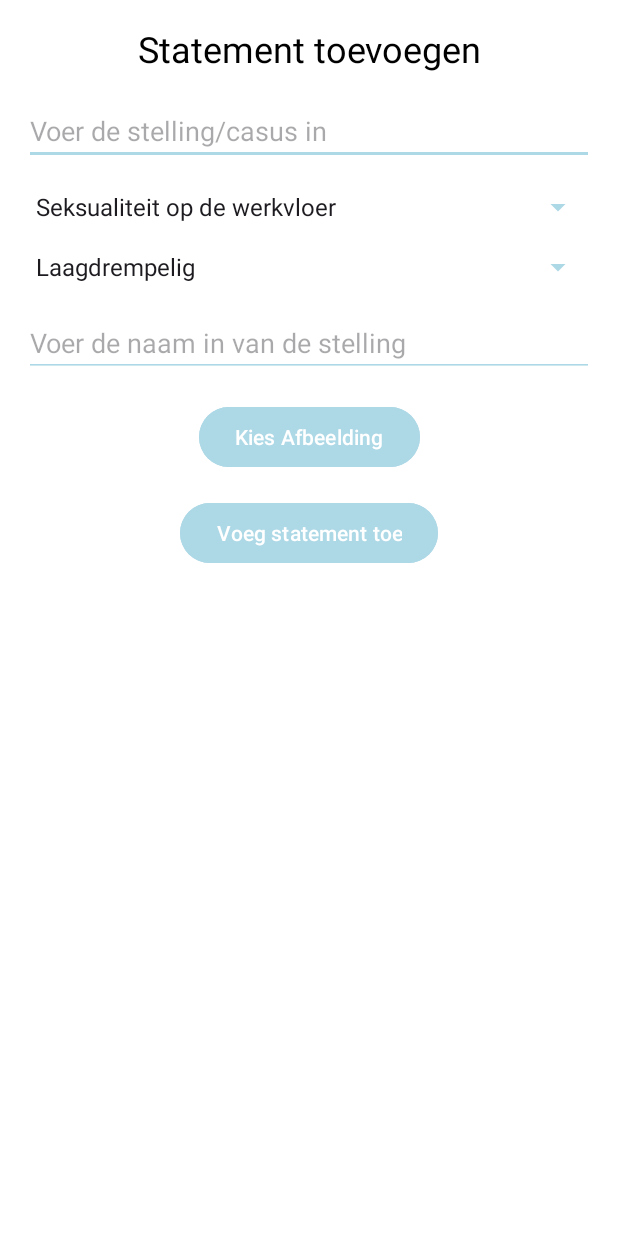
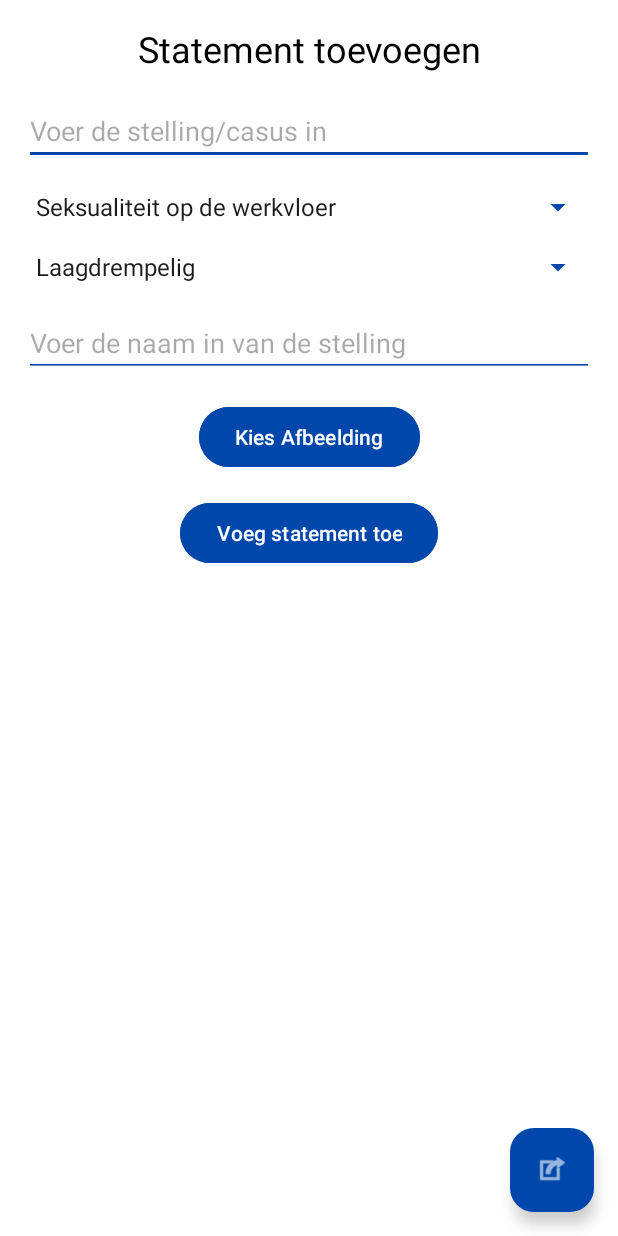
Before and after one commit to salimfenzar1/CodyAdmin, an Android app: the screen it shows after launch (MainActivity), on a phone screen of 412 x 824 dp. Run offline under Robolectric (Android 15) with nearby library versions, the phone set to English and light mode, and no system bars; our stand-ins replace Firebase (no records; nobody signed in at launch, a user with empty details on screens opened directly).

```diff
--- a/app/src/main/java/com/example/codyadmin/MainActivity.java
+++ b/app/src/main/java/com/example/codyadmin/MainActivity.java
@@ -26,6 +26,7 @@ import android.widget.Toast;
 import com.example.codyadmin.Model.Statement;
 import com.google.android.gms.tasks.OnFailureListener;
 import com.google.android.gms.tasks.OnSuccessListener;
+import com.google.android.material.floatingactionbutton.FloatingActionButton;
 import com.google.android.material.snackbar.Snackbar;
 import com.google.firebase.firestore.FirebaseFirestore;
 import com.google.firebase.storage.FirebaseStorage;
@@ -61,6 +62,7 @@ public class MainActivity extends AppCompatActivity {
         spinnerIntensity = findViewById(R.id.spinnerIntensity);
         buttonAddStatement = findViewById(R.id.buttonAddStatement);
         buttonChooseImage = findViewById(R.id.buttonChooseImage);
+        FloatingActionButton fabViewStatements = findViewById(R.id.fabViewStatements);
         db = FirebaseFirestore.getInstance();
 
         // Initialiseer de spinners
@@ -91,6 +93,14 @@ public class MainActivity extends AppCompatActivity {
                 chooseImage();
             }
         });
+        fabViewStatements.setOnClickListener(new View.OnClickListener() {
+            @Override
+            public void onClick(View v) {
+                Intent intent = new Intent(MainActivity.this, ViewStatementsActivity.class);
+                startActivity(intent);
+            }
+        });
+
 
         buttonAddStatement.setOnClickListener(new View.OnClickListener() {
             @Override
--- a/app/src/main/res/layout/activity_main.xml
+++ b/app/src/main/res/layout/activity_main.xml
@@ -89,4 +89,16 @@
         app:layout_constraintLeft_toLeftOf="parent"
         app:layout_constraintRight_toRightOf="parent"
         android:layout_margin="16dp"/>
+
+    <com.google.android.material.floatingactionbutton.FloatingActionButton
+        android:id="@+id/fabViewStatements"
+        android:layout_width="wrap_content"
+        android:layout_height="wrap_content"
+        android:layout_margin="16dp"
+        android:contentDescription="View Statements"
+        android:src="@android:drawable/ic_menu_set_as"
+        app:backgroundTint="@color/light_blue"
+        app:layout_constraintBottom_toBottomOf="parent"
+        app:layout_constraintEnd_toEndOf="parent"
+        app:tint="@color/white" />
 </androidx.constraintlayout.widget.ConstraintLayout>
--- a/app/src/main/res/values/colors.xml
+++ b/app/src/main/res/values/colors.xml
@@ -2,5 +2,5 @@
 <resources>
     <color name="black">#FF000000</color>
     <color name="white">#FFFFFFFF</color>
-    <color name="light_blue">#ADD8E6</color>
+    <color name="light_blue">#0047AB</color>
 </resources>
```
Also changed, not shown: app/src/main/AndroidManifest.xml (+6 -3 lines), app/src/main/java/com/example/codyadmin/ViewStatementsActivity.java (added, +108 -0 lines), app/src/main/res/layout/activity_view_statements.xml (added, +29 -0 lines).
